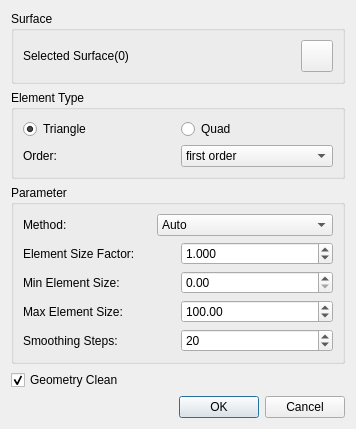
Before: the Qt Designer form Code/Gmsh/DialogSurfaceMesh.ui in DISOGitHub/FastCAE_Linux, drawn with Qt 5.
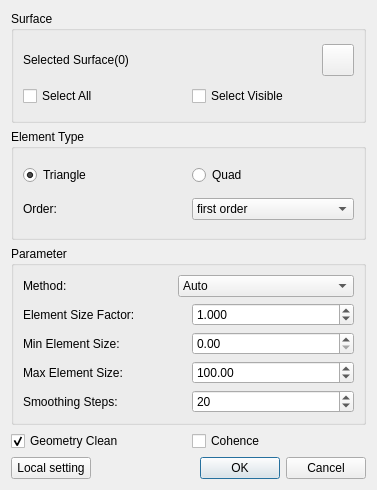
After: the same form once the commit is applied. Icons and pictures are not drawn.

```diff
--- a/Code/Gmsh/DialogSurfaceMesh.ui
+++ b/Code/Gmsh/DialogSurfaceMesh.ui
@@ -6,125 +6,21 @@
    <rect>
     <x>0</x>
     <y>0</y>
-    <width>356</width>
-    <height>389</height>
+    <width>377</width>
+    <height>490</height>
    </rect>
   </property>
   <property name="windowTitle">
    <string>Surfafce Mesh</string>
   </property>
   <layout class="QGridLayout" name="gridLayout_3">
-   <item row="0" column="0">
-    <widget class="QGroupBox" name="groupBox">
-     <property name="title">
-      <string>Surface</string>
-     </property>
-     <layout class="QGridLayout" name="gridLayout">
-      <item row="0" column="0">
-       <widget class="QLabel" name="planelabel">
-        <property name="text">
-         <string>Selected Surface(0)</string>
-        </property>
-       </widget>
-      </item>
-      <item row="0" column="1">
-       <widget class="QPushButton" name="geoSelectSurface">
-        <property name="sizePolicy">
-         <sizepolicy hsizetype="Minimum" vsizetype="Minimum">
-          <horstretch>0</horstretch>
-          <verstretch>0</verstretch>
-         </sizepolicy>
-        </property>
-        <property name="minimumSize">
-         <size>
-          <width>32</width>
-          <height>32</height>
-         </size>
-        </property>
-        <property name="maximumSize">
-         <size>
-          <width>32</width>
-          <height>32</height>
-         </size>
-        </property>
-        <property name="styleSheet">
-         <string notr="true">background-image: url(:/QUI/geometry/selectface.png);</string>
-        </property>
-        <property name="text">
-         <string/>
-        </property>
-        <property name="checkable">
-         <bool>true</bool>
-        </property>
-       </widget>
-      </item>
-     </layout>
-    </widget>
-   </item>
-   <item row="1" column="0">
-    <widget class="QGroupBox" name="groupBox_2">
-     <property name="title">
-      <string>Element Type</string>
-     </property>
-     <layout class="QVBoxLayout" name="verticalLayout">
-      <item>
-       <layout class="QHBoxLayout" name="horizontalLayout">
-        <item>
-         <widget class="QRadioButton" name="TriRadioButton">
-          <property name="text">
-           <string>Triangle</string>
-          </property>
-          <property name="checked">
-           <bool>true</bool>
-          </property>
-         </widget>
-        </item>
-        <item>
-         <widget class="QRadioButton" name="QuadRadioButton">
-          <property name="text">
-           <string>Quad</string>
-          </property>
-         </widget>
-        </item>
-       </layout>
-      </item>
-      <item>
-       <layout class="QHBoxLayout" name="horizontalLayout_2">
-        <item>
-         <widget class="QLabel" name="label">
-          <property name="text">
-           <string>Order:</string>
-          </property>
-         </widget>
-        </item>
-        <item>
-         <widget class="QComboBox" name="OrderComboBox">
-          <item>
-           <property name="text">
-            <string>first order</string>
-           </property>
-          </item>
-          <item>
-           <property name="text">
-            <string>second order</string>
-           </property>
-          </item>
-         </widget>
-        </item>
-       </layout>
-      </item>
-     </layout>
-    </widget>
-   </item>
-   <item row="2" column="0">
+   <item row="2" column="0" colspan="2">
     <widget class="QGroupBox" name="groupBox_3">
      <property name="title">
       <string>Parameter</string>
      </property>
      <layout class="QGridLayout" name="gridLayout_2">
       <item row="0" column="0">
-       <layout class="QHBoxLayout" name="horizontalLayout_3">
-        <item>
          <widget class="QLabel" name="label_2">
           <property name="sizePolicy">
            <sizepolicy hsizetype="Expanding" vsizetype="Preferred">
@@ -137,7 +33,7 @@
           </property>
          </widget>
         </item>
-        <item>
+      <item row="0" column="1">
          <widget class="QComboBox" name="MethodComboBox">
           <item>
            <property name="text">
@@ -171,9 +67,7 @@
           </item>
          </widget>
         </item>
-       </layout>
-      </item>
-      <item row="1" column="0">
+      <item row="1" column="0" colspan="2">
        <layout class="QHBoxLayout" name="horizontalLayout_4">
         <item>
          <widget class="QLabel" name="label_3">
@@ -203,7 +97,7 @@
         </item>
        </layout>
       </item>
-      <item row="2" column="0">
+      <item row="2" column="0" colspan="2">
        <layout class="QHBoxLayout" name="horizontalLayout_5">
         <item>
          <widget class="QLabel" name="label_4">
@@ -221,7 +115,7 @@
         </item>
        </layout>
       </item>
-      <item row="3" column="0">
+      <item row="3" column="0" colspan="2">
        <layout class="QHBoxLayout" name="horizontalLayout_6">
         <item>
          <widget class="QLabel" name="label_5">
@@ -242,7 +136,7 @@
         </item>
        </layout>
       </item>
-      <item row="4" column="0">
+      <item row="4" column="0" colspan="2">
        <layout class="QHBoxLayout" name="horizontalLayout_7">
         <item>
          <widget class="QLabel" name="label_6">
@@ -276,7 +170,29 @@
      </property>
     </widget>
    </item>
-   <item row="4" column="0">
+   <item row="4" column="0" colspan="2">
+    <layout class="QHBoxLayout" name="horizontalLayout_3">
+     <item>
+      <widget class="QPushButton" name="localButton">
+       <property name="text">
+        <string>Local setting</string>
+       </property>
+      </widget>
+     </item>
+     <item>
+      <spacer name="horizontalSpacer">
+       <property name="orientation">
+        <enum>Qt::Horizontal</enum>
+       </property>
+       <property name="sizeHint" stdset="0">
+        <size>
+         <width>40</width>
+         <height>20</height>
+        </size>
+       </property>
+      </spacer>
+     </item>
+     <item>
     <widget class="QDialogButtonBox" name="buttonBox">
      <property name="orientation">
       <enum>Qt::Horizontal</enum>
@@ -284,6 +200,135 @@
      <property name="standardButtons">
       <set>QDialogButtonBox::Cancel|QDialogButtonBox::Ok</set>
      </property>
+      </widget>
+     </item>
+    </layout>
+   </item>
+   <item row="3" column="1">
+    <widget class="QCheckBox" name="gridCoplanarCheckBox">
+     <property name="text">
+      <string>Cohence</string>
+     </property>
+    </widget>
+   </item>
+   <item row="0" column="0" colspan="2">
+    <widget class="QGroupBox" name="groupBox">
+     <property name="title">
+      <string>Surface</string>
+     </property>
+     <layout class="QGridLayout" name="gridLayout">
+      <item row="1" column="0" colspan="2">
+       <layout class="QHBoxLayout" name="horizontalLayout_8">
+        <item>
+         <widget class="QCheckBox" name="selectall">
+          <property name="text">
+           <string>Select All</string>
+          </property>
+         </widget>
+        </item>
+        <item>
+         <widget class="QCheckBox" name="selectvisible">
+          <property name="text">
+           <string>Select Visible</string>
+          </property>
+         </widget>
+        </item>
+       </layout>
+      </item>
+      <item row="0" column="0">
+       <widget class="QLabel" name="planelabel">
+        <property name="text">
+         <string>Selected Surface(0)</string>
+        </property>
+       </widget>
+      </item>
+      <item row="0" column="1">
+       <widget class="QPushButton" name="geoSelectSurface">
+        <property name="sizePolicy">
+         <sizepolicy hsizetype="Minimum" vsizetype="Minimum">
+          <horstretch>0</horstretch>
+          <verstretch>0</verstretch>
+         </sizepolicy>
+        </property>
+        <property name="minimumSize">
+         <size>
+          <width>32</width>
+          <height>32</height>
+         </size>
+        </property>
+        <property name="maximumSize">
+         <size>
+          <width>32</width>
+          <height>32</height>
+         </size>
+        </property>
+        <property name="styleSheet">
+         <string notr="true">background-image: url(:/QUI/geometry/selectface.png);</string>
+        </property>
+        <property name="text">
+         <string/>
+        </property>
+        <property name="checkable">
+         <bool>true</bool>
+        </property>
+       </widget>
+      </item>
+     </layout>
+    </widget>
+   </item>
+   <item row="1" column="0" colspan="2">
+    <widget class="QGroupBox" name="groupBox_2">
+     <property name="title">
+      <string>Element Type</string>
+     </property>
+     <layout class="QVBoxLayout" name="verticalLayout">
+      <item>
+       <layout class="QHBoxLayout" name="horizontalLayout">
+        <item>
+         <widget class="QRadioButton" name="TriRadioButton">
+          <property name="text">
+           <string>Triangle</string>
+          </property>
+          <property name="checked">
+           <bool>true</bool>
+          </property>
+         </widget>
+        </item>
+        <item>
+         <widget class="QRadioButton" name="QuadRadioButton">
+          <property name="text">
+           <string>Quad</string>
+          </property>
+         </widget>
+        </item>
+       </layout>
+      </item>
+      <item>
+       <layout class="QHBoxLayout" name="horizontalLayout_2">
+        <item>
+         <widget class="QLabel" name="label">
+          <property name="text">
+           <string>Order:</string>
+          </property>
+         </widget>
+        </item>
+        <item>
+         <widget class="QComboBox" name="OrderComboBox">
+          <item>
+           <property name="text">
+            <string>first order</string>
+           </property>
+          </item>
+          <item>
+           <property name="text">
+            <string>second order</string>
+           </property>
+          </item>
+         </widget>
+        </item>
+       </layout>
+      </item>
+     </layout>
     </widget>
    </item>
   </layout>
```
Lines whose indentation alone changed are shown as unchanged.
